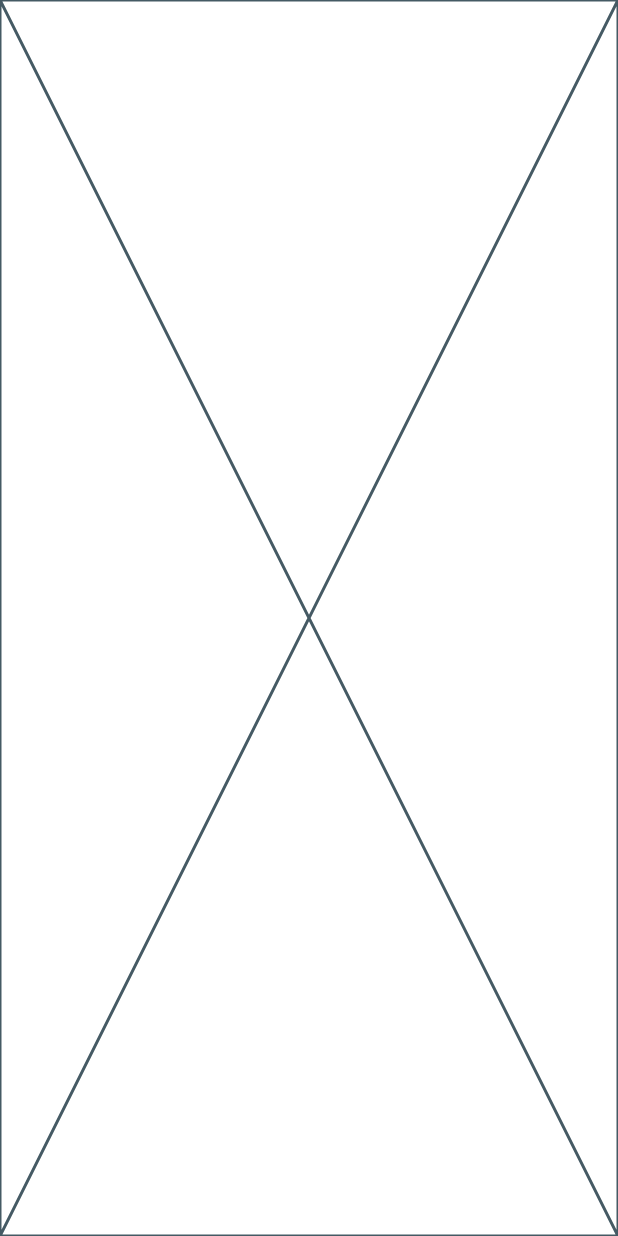
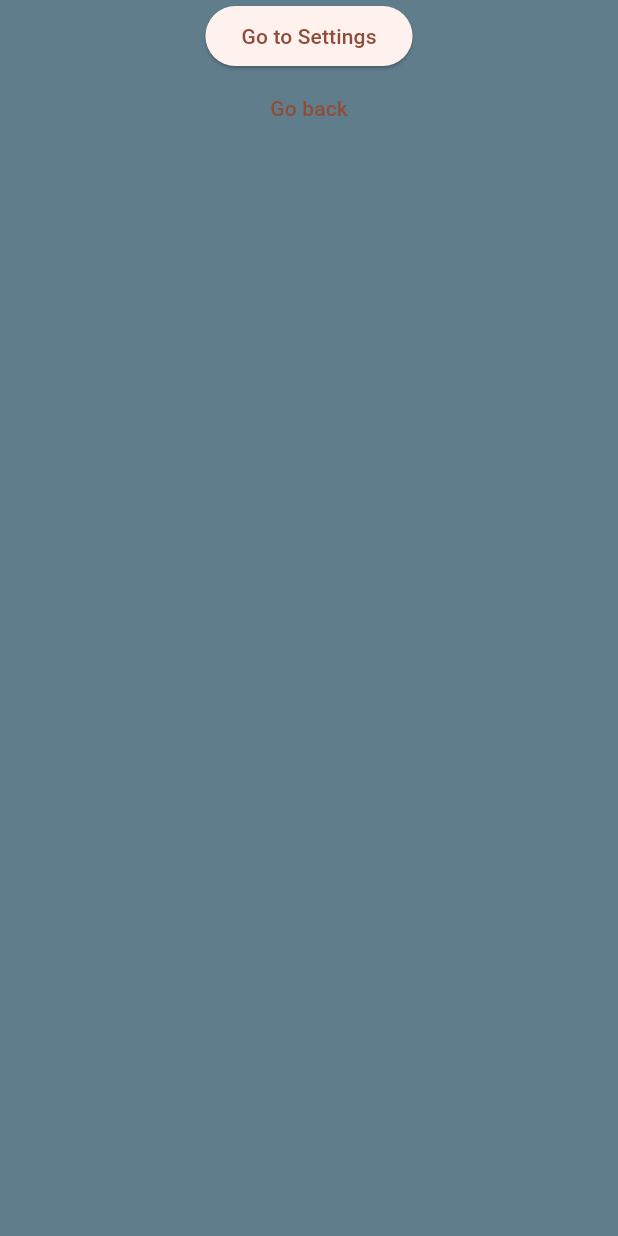
Before and after one commit to geckonz/todo_app, a Flutter app: the screen it shows after launch, on a phone screen of 412 x 824 dp. Run offline on Flutter 3.47's test engine with Material 2 defaults, Android fonts, the phone set to English and light mode, and no system bars; our stand-ins replace go_router.

Commit message:
91. Go-Router

```diff
--- a/lib/2_application/app/basic_app.dart
+++ b/lib/2_application/app/basic_app.dart
@@ -1,10 +1,34 @@
 import 'package:flutter/material.dart';
+import 'package:flutter_localizations/flutter_localizations.dart';
+import 'package:todo_app/2_application/core/routes.dart';
 
 class BasicApp extends StatelessWidget {
   const BasicApp({super.key});
 
   @override
   Widget build(BuildContext context) {
-    return const Placeholder();
+    return MaterialApp.router(
+      title: 'Todo App',
+      localizationsDelegates: const [
+        GlobalMaterialLocalizations.delegate,
+        GlobalWidgetsLocalizations.delegate,
+      ],
+      themeMode: ThemeMode.system,
+      theme: ThemeData.from(
+        useMaterial3: true,
+        colorScheme: ColorScheme.fromSeed(
+          seedColor: Colors.deepOrange,
+          brightness: Brightness.light,
+        ),
+      ),
+      darkTheme: ThemeData.from(
+        useMaterial3: true,
+        colorScheme: ColorScheme.fromSeed(
+          seedColor: Colors.deepOrange,
+          brightness: Brightness.dark,
+        ),
+      ),
+      routerConfig: routes,
+    );
   }
 }
--- /dev/null
+++ b/lib/2_application/core/routes.dart
@@ -0,0 +1,73 @@
+import 'package:flutter/material.dart';
+import 'package:go_router/go_router.dart';
+
+import 'go_router_observer.dart';
+
+final GlobalKey<NavigatorState> _rootNavigatorKey =
+    GlobalKey<NavigatorState>(debugLabel: 'root_navigator');
+
+final routes = GoRouter(
+  navigatorKey: _rootNavigatorKey,
+  initialLocation: '/home/start',
+  observers: [
+    GoRouterObserver(),
+  ],
+  routes: [
+    GoRoute(
+      path: '/home/settings',
+      builder: (context, state) {
+        return Column(
+          children: [
+            Container(
+              color: Colors.amber,
+              child: ElevatedButton(
+                onPressed: () {
+                  context.push('/home/start');
+                },
+                child: const Text('Go to Start'),
+              ),
+            ),
+            TextButton(
+               onPressed: () {
+                  if (context.canPop()) {
+                    context.pop();
+                  } else {
+                    context.push('/home/start');
+                  }
+               },
+              child: const Text('Go back'),
+            ),
+          ],
+        );
+      },
+    ),
+    GoRoute(
+      path: '/home/start',
+      builder: (context, state) {
+        return Container(
+          color: Colors.blueGrey,
+          child: Column(
+            children: [
+              ElevatedButton(
+                onPressed: () {
+                  context.push('/home/settings');
+                },
+                child: const Text('Go to Settings'),
+              ),
+              TextButton(
+                onPressed: () {
+                  if (context.canPop()) {
+                    context.pop();
+                  } else {
+                    context.push('/home/settings');
+                  }
+                },
+                child: const Text('Go back'),
+              ),
+            ],
+          ),
+        );
+      },
+    ),
+  ],
+);
--- a/pubspec.yaml
+++ b/pubspec.yaml
@@ -11,7 +11,10 @@ environment:
 dependencies:
   flutter:
     sdk: flutter
+  flutter_localizations:
+    sdk: flutter
   cupertino_icons: ^1.0.5
+  go_router: ^10.0.0
 
 dev_dependencies:
   flutter_test:
```
Also changed, not shown: lib/2_application/core/go_router_observer.dart (added, +43 -0 lines), pubspec.lock.
